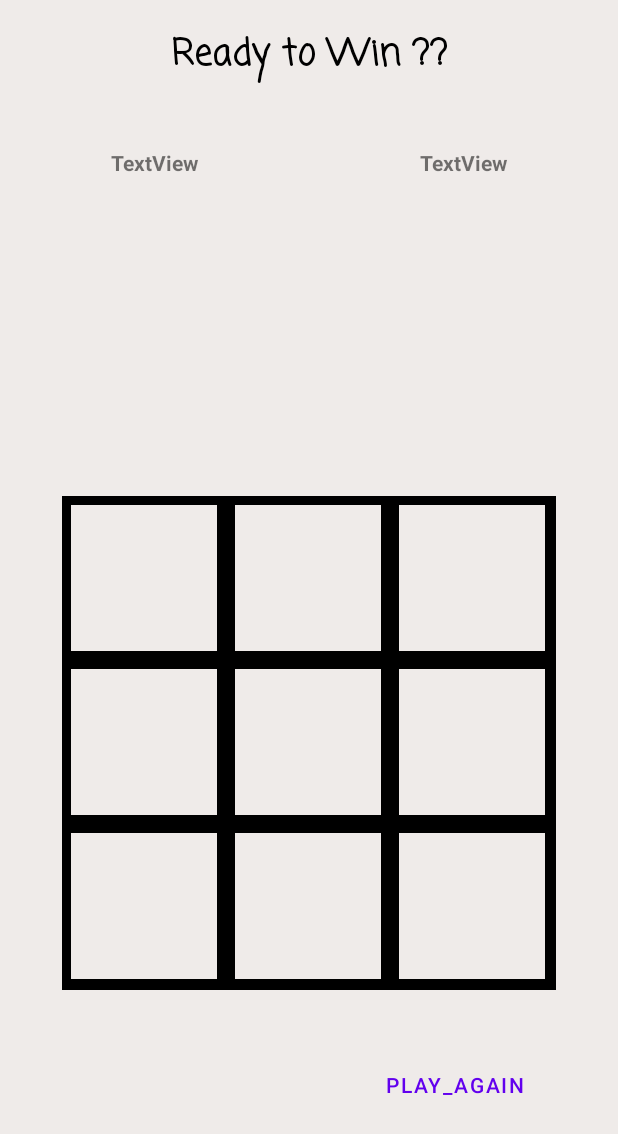
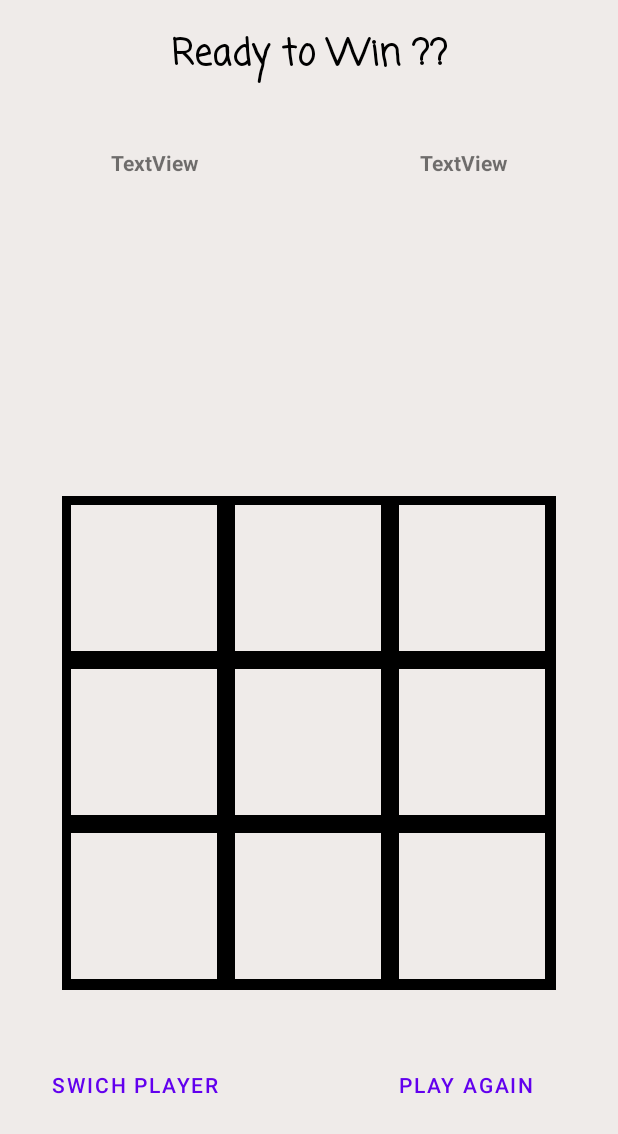
Before and after one commit to Somdip-Sen/multiplayerTicTacToeGame, an Android app: the layout activity_game.xml on its own in the app's theme, with its tools: preview values and no code run, on a phone screen of 412 x 824 dp. Shown: the top 1134 px of the screen. Run offline under Robolectric (Android 15) with nearby library versions, the phone set to English and light mode, and no system bars; Roboto replaces fonts that are not available here.

Commit message:
added button 'Switch player'

```diff
--- a/app/src/main/java/com/example/tictactoe/Board.java
+++ b/app/src/main/java/com/example/tictactoe/Board.java
@@ -9,6 +9,8 @@ import android.util.AttributeSet;
 import android.view.MotionEvent;
 import android.view.View;
 import androidx.annotation.Nullable;
+import androidx.lifecycle.MutableLiveData;
+
 import java.util.Random;
 
 public class Board extends View {
@@ -20,8 +22,9 @@ public class Board extends View {
     protected int player, match_winner = 0;
     protected boolean win = false;
     protected int score1,score2;
-    boolean got_winner = false;
+    boolean got_winner = false, newGame = true;
     protected int flag = 0;
+
 
 
     public Board(Context context, @Nullable AttributeSet attrs) {
@@ -79,7 +82,9 @@ public class Board extends View {
                 col = (int) Math.ceil(y_position / cellsize) - 1;
             }
             invalidate();
+            newGame = false; // game in progress
             if (game.alter(row, col, player)) {
+
                 // player alternating
                 if (player == 1) player++;
                 else
--- a/app/src/main/res/layout/activity_game.xml
+++ b/app/src/main/res/layout/activity_game.xml
@@ -70,16 +70,30 @@
         style="?attr/materialButtonOutlinedStyle"
         android:layout_width="wrap_content"
         android:layout_height="wrap_content"
+        android:layout_marginEnd="40dp"
         android:backgroundTint="@color/button_home"
         android:elegantTextHeight="true"
         android:text="@string/play_again"
-        app:icon = "@drawable/play_again"
+        app:icon="@drawable/play_again"
         app:layout_constraintBottom_toBottomOf="parent"
         app:layout_constraintEnd_toEndOf="parent"
-        app:layout_constraintHorizontal_bias="0.841"
-        app:layout_constraintStart_toStartOf="parent"
         app:layout_constraintTop_toBottomOf="@+id/board3"
         app:layout_constraintVertical_bias="0.341" />
+
+    <Button
+        android:id="@+id/player_switch"
+        style="?attr/materialButtonOutlinedStyle"
+        android:layout_width="wrap_content"
+        android:layout_height="wrap_content"
+        android:layout_marginStart="40dp"
+        android:layout_marginEnd="110dp"
+        android:backgroundTint="@color/button_home"
+        android:elegantTextHeight="true"
+        android:text="@string/player_switch"
+        app:layout_constraintBottom_toBottomOf="@+id/play_again"
+        app:layout_constraintEnd_toStartOf="@+id/play_again"
+        app:layout_constraintStart_toStartOf="parent"
+        app:layout_constraintTop_toTopOf="@+id/play_again" />
 
     <TextView
         android:id="@+id/score_player1"
--- a/app/src/main/res/values/strings.xml
+++ b/app/src/main/res/values/strings.xml
@@ -7,6 +7,7 @@
     <string name="continue_button">Continue</string>
     <string name="helper_text">Single Word Name</string>
     <string name="back_button">Back button</string>
-    <string name="play_again">play_again</string>
+    <string name="play_again">play again</string>
+    <string name="player_switch">swich player</string>
 
 </resources>
```
Also changed, not shown: app/src/main/java/com/example/tictactoe/Game.java (+35 -14 lines).
